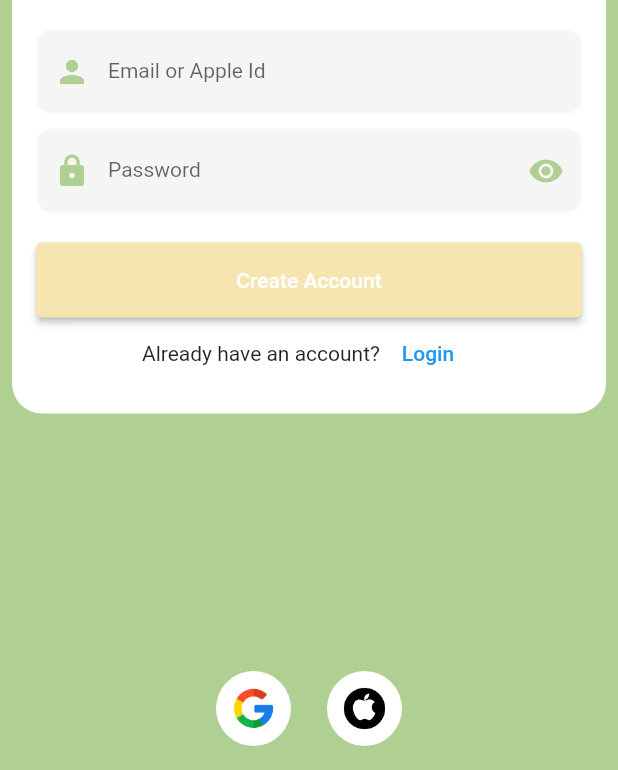
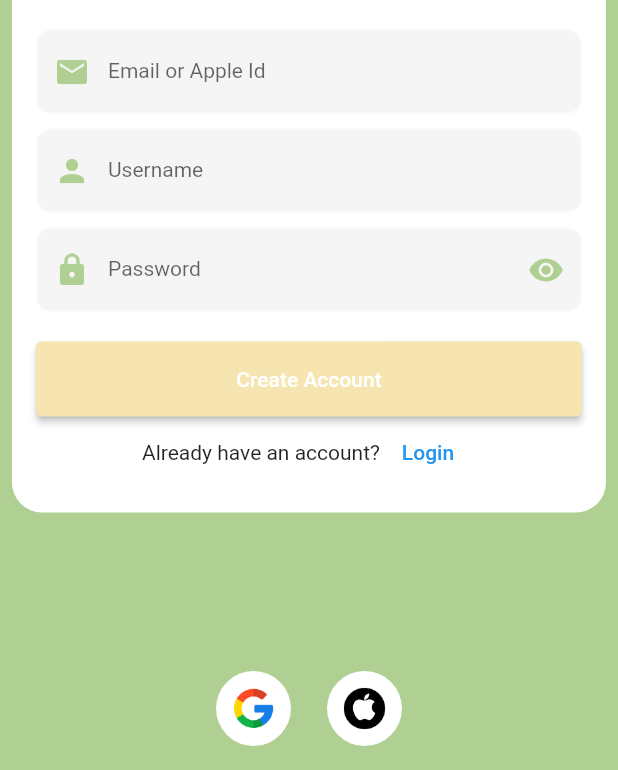
Before and after one commit to sudoadarsh/re_vision, a Flutter app: the screen it shows after launch, after a tap on "Create Account", on a phone screen of 412 x 824 dp, the part 466-1236 px from its top. Run offline on Flutter 3.47's test engine with Material 2 defaults, Android fonts, the phone set to English and light mode, and no system bars; our stand-ins replace bloc, cached_network_image, carousel_slider, cloud_firestore, file_picker, firebase_auth and 8 more; missing offline and left inert: favicon, flutter_quill; accounts and stored records are empty; network calls fail.

Commit message:
-- username filed added into the login page.

```diff
--- a/lib/constants/icon_constants.dart
+++ b/lib/constants/icon_constants.dart
@@ -7,6 +7,10 @@ class IconC {
   static final Widget mainLogo = Image.asset(StringC.logoPath, scale: 8);
 
   // Icons used in the login page.
+  static const Icon email = Icon(
+    Icons.email,
+    color: ColorC.primary,
+  );
   static const Icon user = Icon(
     Icons.person,
     color: ColorC.primary,
--- a/lib/constants/string_constants.dart
+++ b/lib/constants/string_constants.dart
@@ -35,6 +35,7 @@ class StringC {
   static const String doNotHaveAccount = "Don't have an account? ";
   static const String alreadyHaveAccount = 'Already have an account?';
   static const String emailOrAppleId = 'Email or Apple Id';
+  static const String username = "Username";
   static const String password = 'Password';
   static const String welcome = 'Welcome to Re-vision...';
   static const String forgor = 'Forgot Password?';
--- a/lib/modules/login_page/login_page.dart
+++ b/lib/modules/login_page/login_page.dart
@@ -71,6 +71,7 @@ class _FormState extends State<_Form> {
   // The text field controllers.
   late final TextEditingController _emailController;
   late final TextEditingController _passwordController;
+  late final TextEditingController _usernameController;
 
   // To alter between login and sign-in.
   bool _loginState = true;
@@ -82,6 +83,7 @@ class _FormState extends State<_Form> {
   void initState() {
     _emailController = TextEditingController();
     _passwordController = TextEditingController();
+    _usernameController = TextEditingController();
 
     _authCubit = CommonButtonCubit(AuthRepo());
     super.initState();
@@ -91,6 +93,10 @@ class _FormState extends State<_Form> {
   void dispose() {
     _emailController.dispose();
     _passwordController.dispose();
+    _usernameController.dispose();
+
+    _authCubit.close();
+
     super.dispose();
   }
 
@@ -104,10 +110,18 @@ class _FormState extends State<_Form> {
           SizeC.spaceVertical20,
           BaseTextFormFieldWithDepth(
             controller: _emailController,
-            prefixIcon: IconC.user,
+            prefixIcon: IconC.email,
             labelText: StringC.emailOrAppleId,
           ),
           SizeC.spaceVertical10,
+          if (!_loginState) ...[
+            BaseTextFormFieldWithDepth(
+              controller: _usernameController,
+              prefixIcon: IconC.user,
+              labelText: StringC.username,
+            ),
+            SizeC.spaceVertical10,
+          ],
           StatefulBuilder(builder: (context, sst) {
             return BaseTextFormFieldWithDepth(
               controller: _passwordController,
@@ -211,7 +225,7 @@ class _FormState extends State<_Form> {
   Future<void> _saveUserToCloud(User user) async {
     // Modelling the data.
     UserFBDm dataToSave = UserFBDm(
-      name: user.displayName,
+      name: _usernameController.text.trim(),
       email: user.email,
       requests: [],
     );
@@ -229,8 +243,11 @@ class _FormState extends State<_Form> {
       document: user.uid,
       subCollection: CloudC.friends,
       subDocument: CloudC.friends,
-      data: {CloudC.friends : []},
+      data: {CloudC.friends: []},
     );
+
+    // Update the user name of the user.
+    user.updateDisplayName(_usernameController.text.trim());
   }
 }
 
```
